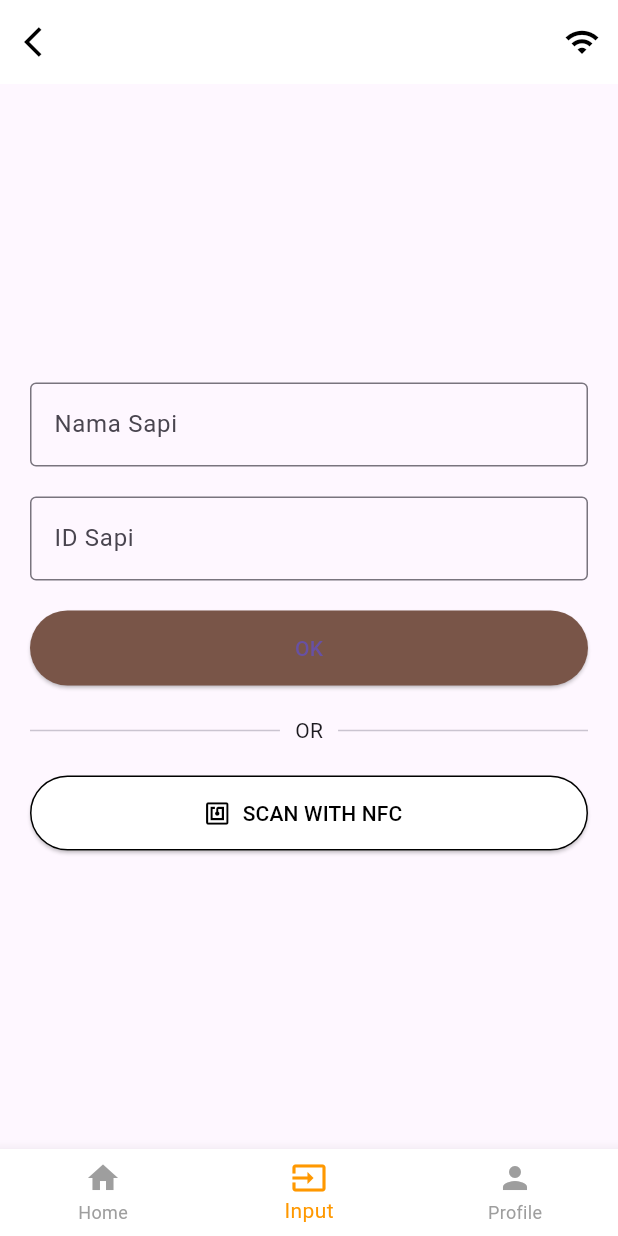
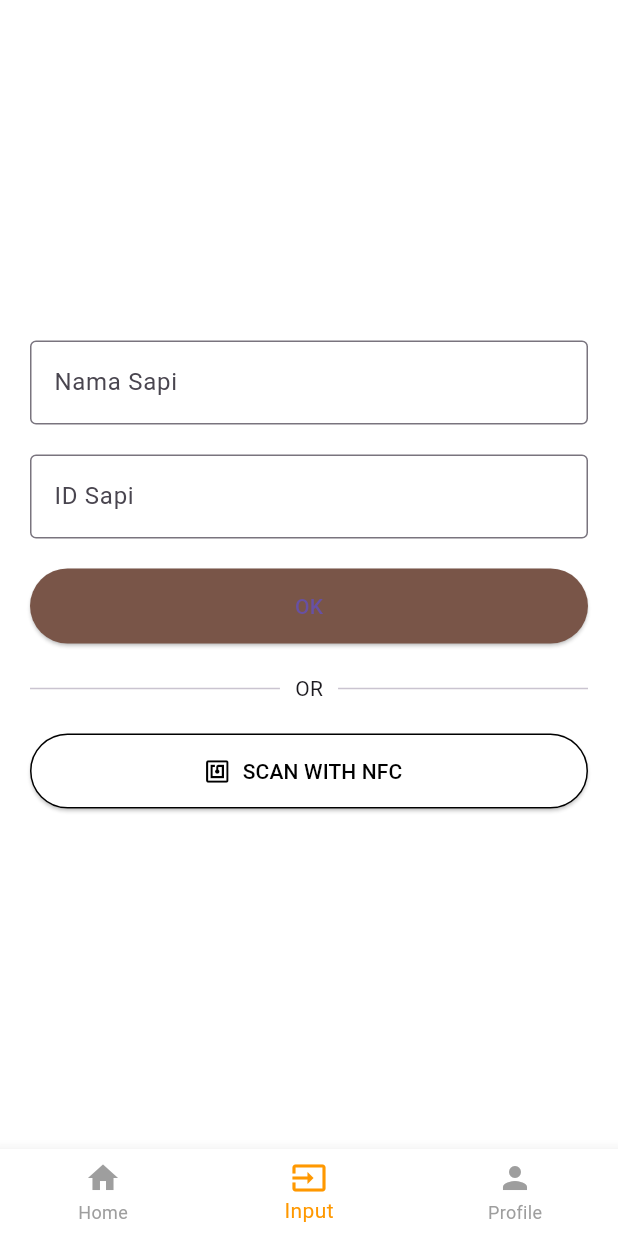
Before and after one commit to MaedaKenji/Protel-ternaknesia, a Flutter app: the screen it shows after launch, item 2 of the bottom bar chosen, on a phone screen of 412 x 824 dp. Run offline on Flutter 3.47's test engine with Material 3 defaults, Android fonts, the phone set to English and light mode, and no system bars.

Commit message:
dibantu rigel

```diff
--- a/lib/main.dart
+++ b/lib/main.dart
@@ -15,9 +15,11 @@ class MyApp extends StatelessWidget {
   @override
   Widget build(BuildContext context) {
     return MaterialApp(
+      debugShowCheckedModeBanner: false,
       title: 'Login App',
       theme: ThemeData(
         primarySwatch: Colors.blue,
+        scaffoldBackgroundColor: Colors.white,
       ),
       home: Navbar(), // Set LoginScreen sebagai halaman utama
 
--- a/lib/screens/inputdata.dart
+++ b/lib/screens/inputdata.dart
@@ -116,6 +116,7 @@ class _InputDataPageState extends State<InputDataPage> {
     return Scaffold(
       backgroundColor: Colors.white,
       appBar: AppBar(
+        automaticallyImplyLeading: false,
         backgroundColor: Colors.orange[100],
         elevation: 0,
         leading: IconButton(
--- a/lib/screens/nfc_screen.dart
+++ b/lib/screens/nfc_screen.dart
@@ -13,6 +13,10 @@ class NFCPage extends StatelessWidget {
     return MaterialApp(
       debugShowCheckedModeBanner: false,
       home: const InputPage(), // Halaman Input NFC sebagai halaman utama
+      theme: ThemeData(
+        primarySwatch: Colors.blue,
+        scaffoldBackgroundColor: Colors.white,
+      ),
     );
   }
 }
@@ -28,22 +32,6 @@ class _InputPageState extends State<InputPage> {
   @override
   Widget build(BuildContext context) {
     return Scaffold(
-      appBar: AppBar(
-        backgroundColor: Colors.white,
-        elevation: 0,
-        leading: IconButton(
-          icon: const Icon(Icons.arrow_back_ios, color: Colors.black),
-          onPressed: () {
-            Navigator.pop(context); // Kembali ke halaman sebelumnya
-          },
-        ),
-        actions: [
-          IconButton(
-            icon: const Icon(Icons.wifi, color: Colors.black),
-            onPressed: () {},
-          ),
-        ],
-      ),
       body: Padding(
         padding: const EdgeInsets.symmetric(horizontal: 20.0),
         child: Column(
```
Also changed, not shown: lib/screens/profil.dart (+1 -15 lines).
